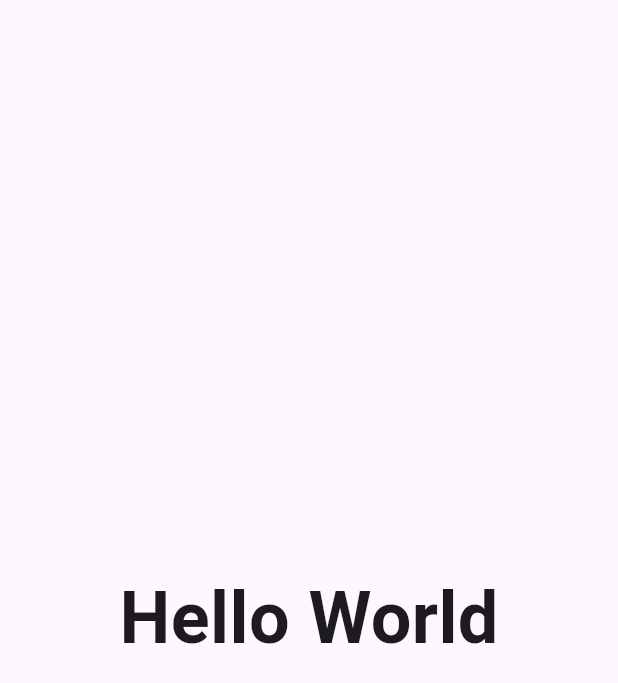
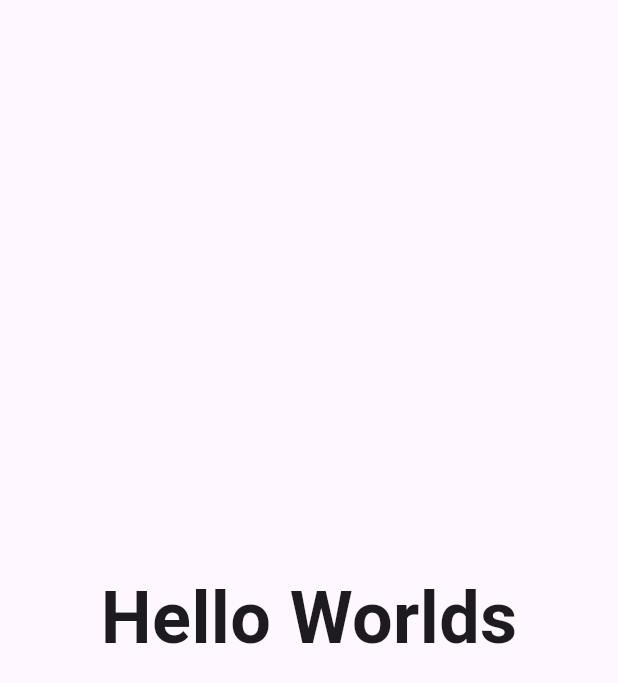
Before and after one commit to zainchaudhary4/Tenth-Fifth-Pays, a Flutter app: the screen it shows after launch, on a phone screen of 412 x 824 dp. Shown: the top 683 px of the screen. Run offline on Flutter 3.47's test engine with Material 3 defaults, Android fonts, the phone set to English and light mode, and no system bars.

Commit message:
second commit

```diff
--- a/lib/View/Splash Screen/splash_screen.dart
+++ b/lib/View/Splash Screen/splash_screen.dart
@@ -36,7 +36,7 @@ class _SplashScreenState extends State<SplashScreen> {
           height: MediaQuery.of(context).size.height,
           width:MediaQuery.of(context).size.width,
           child: Center(
-            child: Text('Hello World',style: TextStyle(fontSize: 48,fontWeight: FontWeight.bold),)
+            child: Text('Hello Worlds',style: TextStyle(fontSize: 48,fontWeight: FontWeight.bold),)
           )
       ),
     );
```
